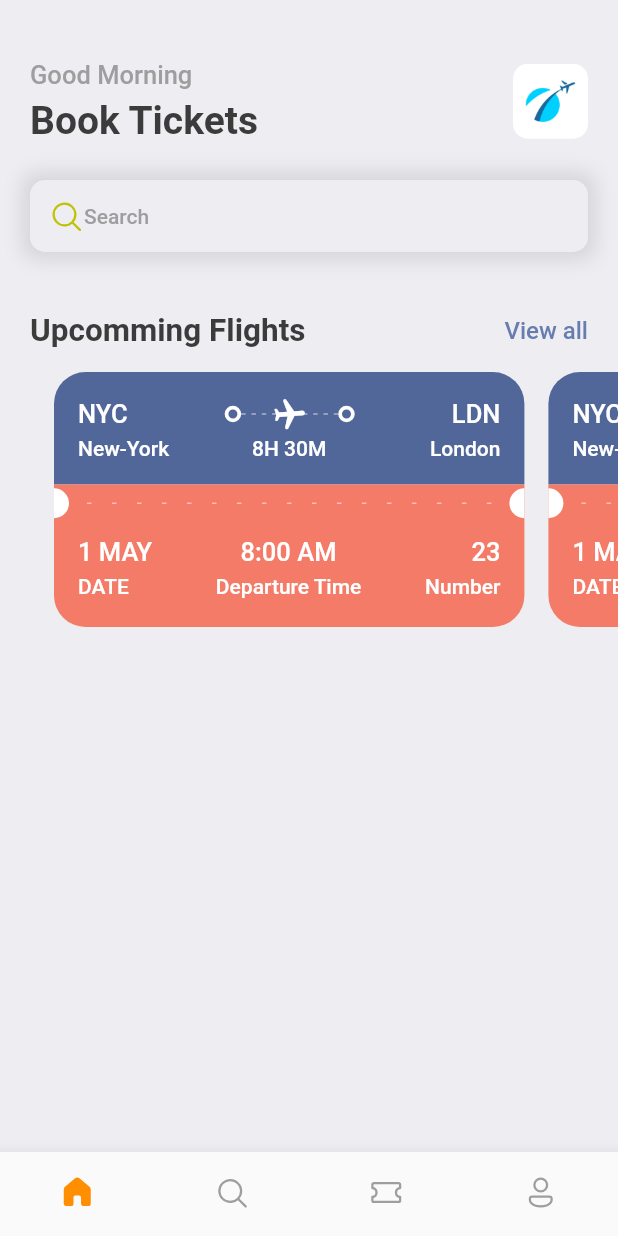
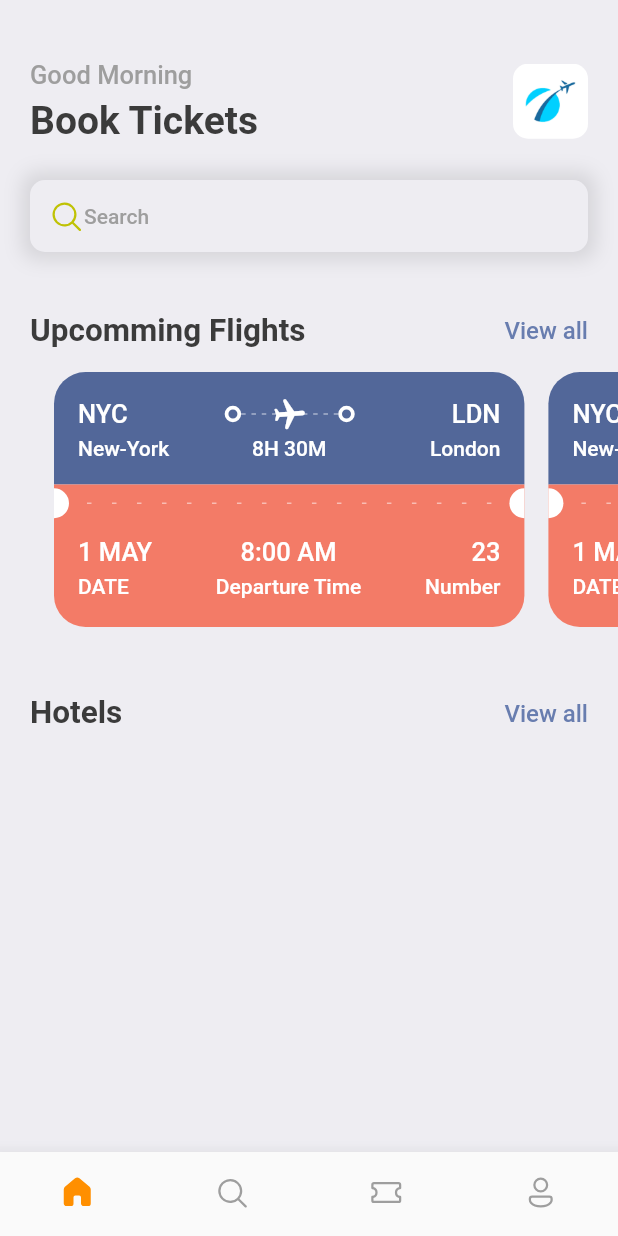
Before and after one commit to VinicioSantos/TicketBookAppFlutterStudyCase, a Flutter app: the screen it shows after launch, on a phone screen of 412 x 824 dp. Run offline on Flutter 3.47's test engine with Material 2 defaults, Android fonts, the phone set to English and light mode, and no system bars; our stand-ins replace fluentui_icons, gap.

Commit message:
hotels label implementation

```diff
--- a/lib/scrrens/home_screen.dart
+++ b/lib/scrrens/home_screen.dart
@@ -91,7 +91,25 @@ class HomeScreen extends StatelessWidget {
                 TicketView(),
                 TicketView(),
               ]),
-            )
+            ),
+            const Gap(15),
+            Container(
+              padding: const EdgeInsets.symmetric(horizontal: 20),
+              child: Row(
+                mainAxisAlignment: MainAxisAlignment.spaceBetween,
+                children: [
+                  Text("Hotels", style: Styles.headLineStyle2),
+                  InkWell(
+                    onTap: () {
+                      print("View all");
+                    },
+                    child: Text("View all",
+                        style: Styles.textStyle
+                            .copyWith(color: Styles.primaryColor)),
+                  ),
+                ],
+              ),
+            ),
           ],
         ));
   }
```
